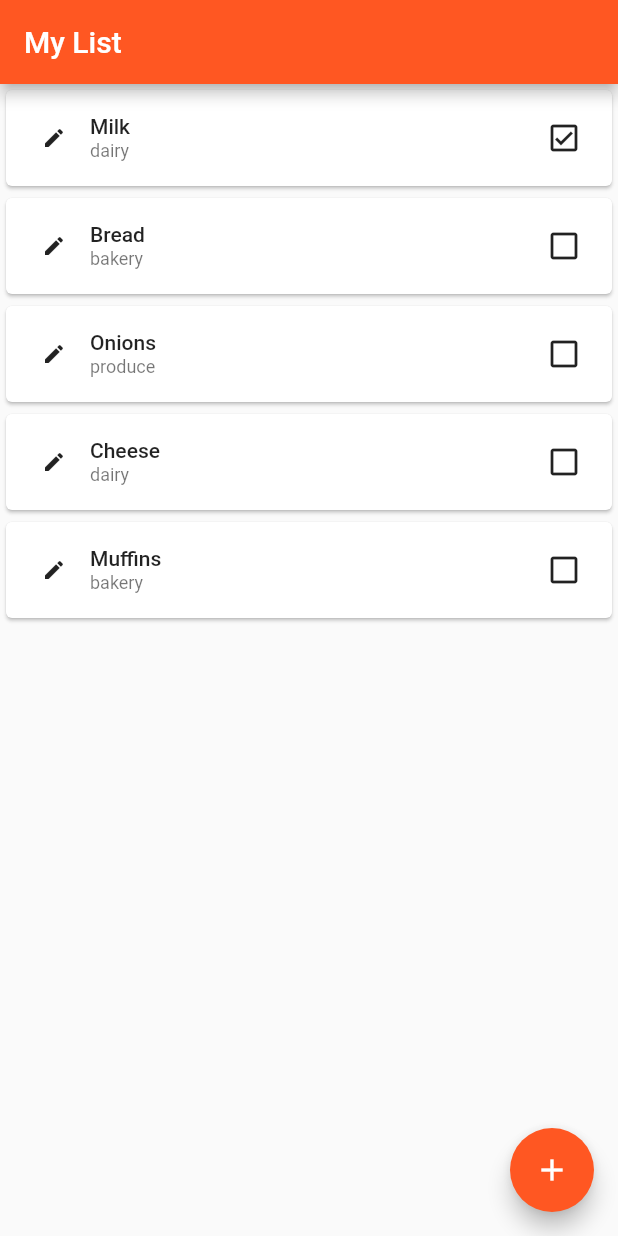
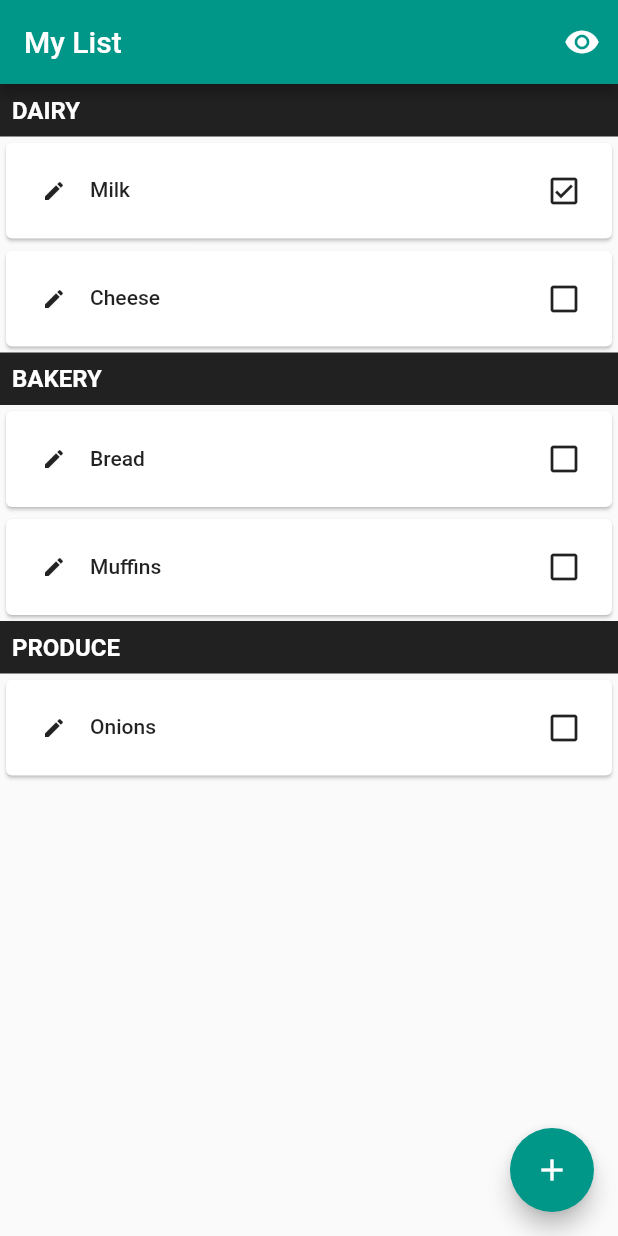
Before and after one commit to sup3rtemaki/flutter_fastapi_test, a Flutter app: the screen it shows after launch, after a tap on the "check box outline blank" icon, on a phone screen of 412 x 824 dp. Run offline on Flutter 3.47's test engine with Material 2 defaults, Android fonts, the phone set to English and light mode, and no system bars; our stand-ins replace flutter_riverpod, fluttertoast, get_it, select_form_field.

Commit message:
Added hide purchased, toast

```diff
--- a/lib/components/grocery_item_card.dart
+++ b/lib/components/grocery_item_card.dart
@@ -7,17 +7,21 @@ import 'package:flutter_fastapi_test/screens/add_grocery_item_screen.dart';
 import 'package:flutter_fastapi_test/theme.dart';
 import 'package:flutter_fastapi_test/main.dart';
 
-class GroceryitemCard extends StatefulWidget {
+class GroceryItemCard extends StatefulWidget {
+  final GroceryItem groceryItem;
+  final Function onUpdate;
 
-  final GroceryItem groceryItem;
-
-  const GroceryitemCard({Key? key, required this.groceryItem}) : super(key: key);
+  const GroceryItemCard({
+    Key? key,
+    required this.groceryItem,
+    required this .onUpdate,
+  }) : super(key: key);
 
   @override
-  _GroceryitemCardState createState() => _GroceryitemCardState();
+  _GroceryItemCardState createState() => _GroceryItemCardState();
 }
 
-class _GroceryitemCardState extends State<GroceryitemCard> {
+class _GroceryItemCardState extends State<GroceryItemCard> {
 
   final listProvider = getIt<GroceryListProvider>();
 
@@ -25,6 +29,7 @@ class _GroceryitemCardState extends State<GroceryitemCard> {
     getIt<GroceryItemFormProvider>().setItem(this.widget.groceryItem);
     await Navigator.of(context).pushNamed(AddGroceryItemScreen.routeName);
     setState(() {});
+    widget.onUpdate();
   }
 
   @override
@@ -69,14 +74,19 @@ class _GroceryitemCardState extends State<GroceryitemCard> {
                         widget.groceryItem.name,
                         style: ThemeText.bodyText,
                       ),
-                      Text(
-                        widget.groceryItem.categoryLabel,
-                        style: ThemeText.caption,
-                      )
+                      // Text(
+                      //   widget.groceryItem.categoryLabel,
+                      //   style: ThemeText.caption,
+                      // )
                     ],
                   ),
                 ),
-                GroceryItemCheckbox(groceryItem: widget.groceryItem),
+                GroceryItemCheckbox(
+                  groceryItem: widget.groceryItem,
+                  onUpdate: (){
+                    widget.onUpdate();
+                  },
+                ),
               ],
             ),
           )
--- a/lib/components/grocery_item_checkbox.dart
+++ b/lib/components/grocery_item_checkbox.dart
@@ -4,8 +4,9 @@ import 'package:flutter_fastapi_test/models/grocery_item.dart';
 class GroceryItemCheckbox extends StatefulWidget {
 
   final GroceryItem groceryItem;
+  final Function onUpdate;
 
-  const GroceryItemCheckbox({Key? key, required this.groceryItem}) : super(key: key);
+  const GroceryItemCheckbox({Key? key, required this.groceryItem, required this.onUpdate}) : super(key: key);
 
   @override
   _GroceryItemCheckboxState createState() => _GroceryItemCheckboxState();
@@ -17,9 +18,8 @@ class _GroceryItemCheckboxState extends State<GroceryItemCheckbox> {
     return IconButton(
       onPressed: (){
         widget.groceryItem.purchased = !widget.groceryItem.purchased;
-        setState(() {
-
-        });
+        setState(() {});
+        widget.onUpdate();
       },
       icon: Icon(
           widget.groceryItem.purchased ? Icons.check_box_outlined : Icons.check_box_outline_blank
--- a/lib/components/grocery_list.dart
+++ b/lib/components/grocery_list.dart
@@ -11,7 +11,8 @@ import 'grocery_item_card.dart';
 class GroceryList extends StatefulWidget {
 
   final Function handleAddItem;
-  const GroceryList({Key? key, required this.handleAddItem}) : super(key: key);
+  final bool hidePurchased;
+  const GroceryList({Key? key, required this.handleAddItem, this.hidePurchased = false}) : super(key: key);
 
   @override
   _GroceryListState createState() => _GroceryListState();
@@ -59,14 +60,68 @@ class _GroceryListState extends State<GroceryList> {
       );
     }
 
+    Map<Category?, List<GroceryItem>> groups = listProvider.groupedItems;
+
+    if(widget.hidePurchased){
+      groups = {};
+
+      listProvider.groupedItems.keys.forEach((key) {
+
+        final items = listProvider.groupedItems[key];
+        bool shouldInclude = false;
+        items!.forEach((item) {
+          if(!item.purchased){
+            shouldInclude = true;
+          }
+        });
+
+        if(shouldInclude){
+          groups[key] = items;
+        }
+      });
+
+    }
+
     return RefreshIndicator(
       onRefresh: _refreshData,
       child: ListView.builder(
-          itemCount: items.length,
+          itemCount: groups.length,
           itemBuilder: (ctx, index) {
-            final temp = listProvider.groupedItems;
-            final item = items[index];
-            return GroceryitemCard(groceryItem: item);
+            final key = groups.keys.elementAt(index);
+            final group = groups[key];
+            final filteredGroup = widget.hidePurchased
+                ? group!.where((element) => !element.purchased)
+                : group;
+
+            String? categoryName = key != null ? GroceryItem.stringFromCategory(key) : null;
+
+            return Column(
+              crossAxisAlignment: CrossAxisAlignment.start,
+              children: [
+                Container(
+                  color: Colors.black87,
+                  width: double.infinity,
+                  child: Padding(
+                    padding: const EdgeInsets.all(8.0),
+                    child: Text(
+                      categoryName != null ? categoryName.toUpperCase() : '-',
+                      style: Theme.of(context).textTheme.subtitle1?.copyWith(
+                        color: Colors.white,
+                        fontWeight: FontWeight.w600,
+                      ),
+                    ),
+                  ),
+                ),
+                ...filteredGroup!.map((item) {
+                  return GroceryItemCard(
+                    groceryItem: item,
+                    onUpdate: (){
+                      setState(() {});
+                    },
+                  );
+                }).toList()
+              ],
+            );
           }
       ),
     );
--- a/lib/providers/grocery_item_form_provider.dart
+++ b/lib/providers/grocery_item_form_provider.dart
@@ -1,6 +1,7 @@
 import 'package:flutter/material.dart';
 import 'package:flutter_fastapi_test/models/grocery_item.dart';
 import 'package:flutter_fastapi_test/services/grocery_item_service.dart';
+import 'package:flutter_fastapi_test/services/toast_service.dart';
 
 import '../main.dart';
 import 'grocery_list_provider.dart';
@@ -83,7 +84,11 @@ class GroceryItemFormProviderImplementation extends GroceryItemFormProvider {
     );
 
     if(isNew){
+      ToastService.success("${newGroceryItem.name} Added");
       getIt<GroceryListProvider>().addItem(newGroceryItem);
+    }
+    else {
+      ToastService.success("${newGroceryItem.name} Updated");
     }
 
     _isProcessing = false;
--- a/lib/providers/grocery_list_provider.dart
+++ b/lib/providers/grocery_list_provider.dart
@@ -9,7 +9,7 @@ abstract class GroceryListProvider extends ChangeNotifier{
 
   //Getters
   List<GroceryItem> get items;
-  List<Map<String, dynamic>> get groupedItems;
+  Map<Category?, List<GroceryItem>> get groupedItems;
 
   //Operations
   void setItems(List<GroceryItem> items);
@@ -34,10 +34,9 @@ class GroceryListProviderImplementation extends GroceryListProvider {
   List<GroceryItem> get items => _items;
 
   @override
-  List<Map<String, dynamic>> get groupedItems {
+  Map<Category?, List<GroceryItem>> get groupedItems {
     final group = groupBy(this._items, (item) =>  (item as GroceryItem).category);
-    print(group);
-    return [];
+    return group;
   }
 
   @override
--- a/lib/screens/add_grocery_item_screen.dart
+++ b/lib/screens/add_grocery_item_screen.dart
@@ -2,6 +2,7 @@ import 'package:flutter/material.dart';
 import 'package:flutter_fastapi_test/models/grocery_item.dart';
 import 'package:flutter_fastapi_test/providers/grocery_item_form_provider.dart';
 import 'package:flutter_fastapi_test/providers/grocery_list_provider.dart';
+import 'package:flutter_fastapi_test/services/toast_service.dart';
 import 'package:select_form_field/select_form_field.dart';
 
 import '../main.dart';
@@ -40,11 +41,9 @@ class _AddGroceryItemScreenState extends State<AddGroceryItemScreen> {
     final newItem = await formProvider.saveItem();
 
     if (newItem != null) {
-      // getIt<GroceryListProvider>().addItem(newItem);
       Navigator.of(context).pop();
     } else {
-      //TODO Show error
-      print("Error");
+      ToastService.error("A problem occurred");
     }
   }
 
@@ -64,7 +63,7 @@ class _AddGroceryItemScreenState extends State<AddGroceryItemScreen> {
     final List<Map<String, dynamic>> _categories = categories.map((category) {
       return {
         'value': GroceryItem.stringFromCategory(category),
-        'label': GroceryItem.stringFromCategory(category),
+        'label': GroceryItem.stringFromCategory(category)!.toUpperCase(),
       };
     }).toList();
 
@@ -106,7 +105,9 @@ class _AddGroceryItemScreenState extends State<AddGroceryItemScreen> {
                     labelText: 'Category',
                     items: _categories,
                     onChanged: (val) {
-                      formProvider.setCategory(GroceryItem.categoryFromString(val));
+                      formProvider.setCategory(
+                          GroceryItem.categoryFromString(val)
+                      );
                     },
                     onSaved: (val) => print(val),
                   ),
--- a/lib/screens/list_screen.dart
+++ b/lib/screens/list_screen.dart
@@ -16,6 +16,8 @@ class ListScreen extends StatefulWidget {
 class _ListScreenState extends State<ListScreen> {
 
   final listProvider = getIt<GroceryListProvider>();
+
+  bool hidePurchased = false;
 
   void _handleAddItem() {
     getIt<GroceryItemFormProvider>().clearItem();
@@ -40,6 +42,16 @@ class _ListScreenState extends State<ListScreen> {
     return Scaffold(
       appBar: AppBar(
         title: Text("My List"),
+        actions: [
+          IconButton(
+            onPressed: (){
+              setState(() {
+                hidePurchased = !hidePurchased;
+              });
+            },
+            icon: Icon(hidePurchased ? Icons.remove_red_eye_outlined : Icons.remove_red_eye),
+          )
+        ]
       ),
       floatingActionButton: FloatingActionButton(
         onPressed: _handleAddItem,
@@ -48,7 +60,8 @@ class _ListScreenState extends State<ListScreen> {
         ),
       ),
       body: GroceryList(
-        handleAddItem: _handleAddItem
+        handleAddItem: _handleAddItem,
+        hidePurchased: hidePurchased,
       ),
     );
   }
--- /dev/null
+++ b/lib/services/toast_service.dart
@@ -0,0 +1,21 @@
+import 'package:flutter/material.dart';
+import 'package:flutter_fastapi_test/theme.dart';
+import 'package:fluttertoast/fluttertoast.dart';
+
+class ToastService{
+  static success(String message) {
+    Fluttertoast.showToast(
+      msg: message,
+      backgroundColor: ThemeColors.success,
+      textColor: Colors.white,
+    );
+  }
+
+  static error(String message) {
+    Fluttertoast.showToast(
+      msg: message,
+      backgroundColor: ThemeColors.danger,
+      textColor: Colors.white,
+    );
+  }
+}
--- a/lib/theme.dart
+++ b/lib/theme.dart
@@ -1,9 +1,12 @@
 import 'package:flutter/material.dart';
 
 class ThemeColors{
-  static const primary = Colors.deepOrange;
+  static const primary = Colors.teal;
   static const text = Colors.black87;
   static const textLight = Colors.black54;
+  static const success = Colors.green;
+  static const danger = Colors.red;
+
 }
 
 class ThemeText{
--- a/pubspec.yaml
+++ b/pubspec.yaml
@@ -31,6 +31,7 @@ dependencies:
   flutter_riverpod: ^0.14.0+3
   get_it: ^7.2.0
   select_form_field: ^2.2.0
+  fluttertoast: ^8.0.8
 
 dev_dependencies:
   flutter_test:
```
Also changed, not shown: pubspec.lock.
